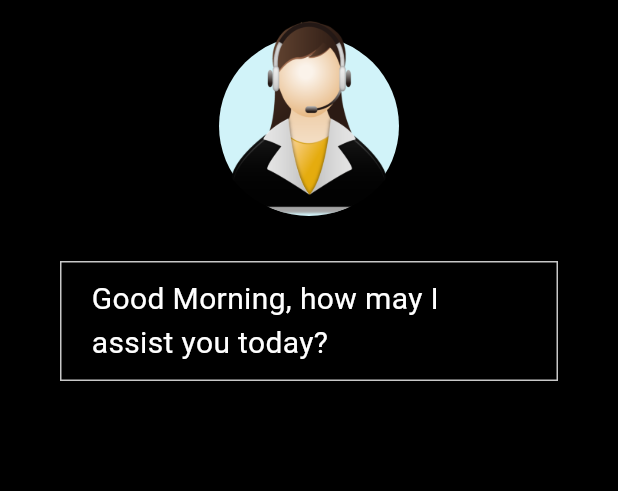
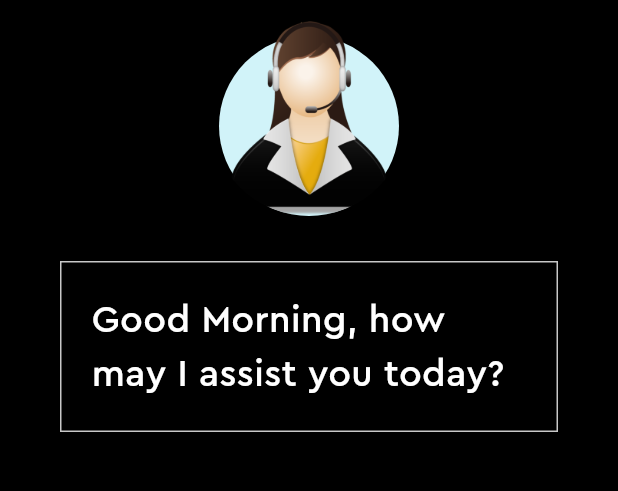
Before and after one commit to Ishan-Hegde/Voxaura, a Flutter app: the screen it shows after launch, on a phone screen of 412 x 824 dp, the part 63-554 px from its top. Run offline on Flutter 3.47's test engine with Material 3 defaults, Android fonts, the light colour scheme and no system bars.

Commit message:
Update home_page.dart

```diff
--- a/lib/home_page.dart
+++ b/lib/home_page.dart
@@ -57,9 +57,15 @@ class _HomePageState extends State<HomePage> {
                   color: Pallete.borderColor,
                 ),
               ),
-              child: const Text(
-                'Good Morning, how may I assist you today?',
-                style: TextStyle(fontSize: 20, color: Pallete.whiteColor),
+              child: const Padding(
+                padding: EdgeInsets.symmetric(vertical: 10.0),
+                child: Text(
+                  'Good Morning, how may I assist you today?',
+                  style: TextStyle(
+                      fontSize: 25,
+                      color: Pallete.whiteColor,
+                      fontFamily: 'Cera Pro'),
+                ),
               )),
         ]));
   }
```
